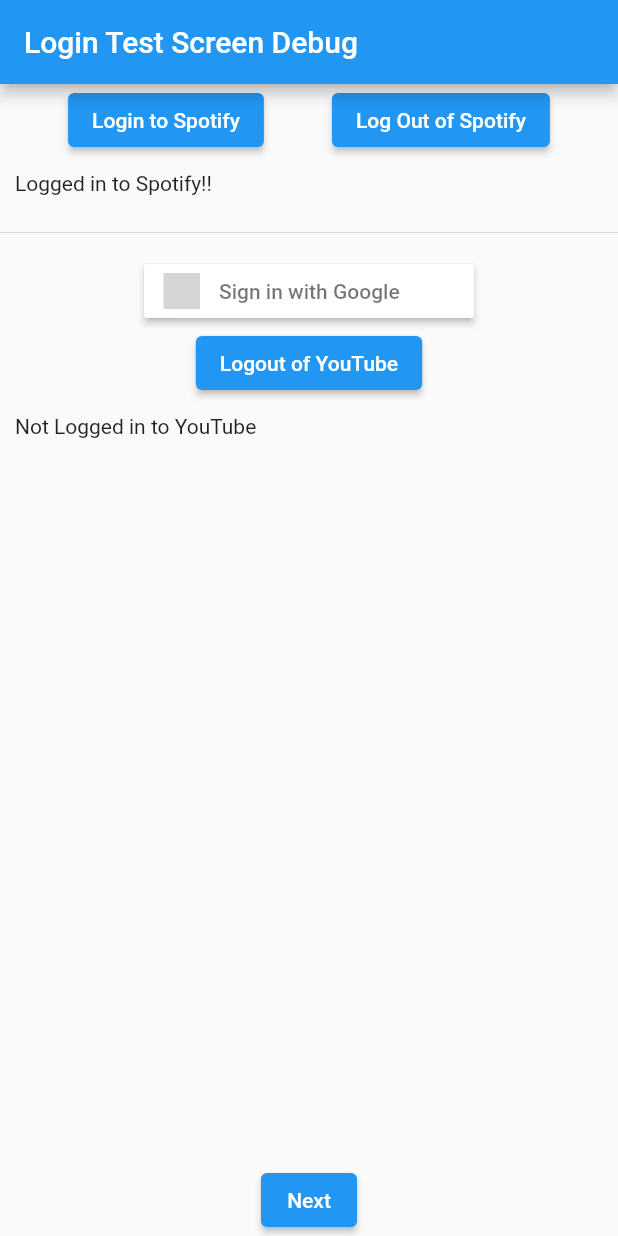
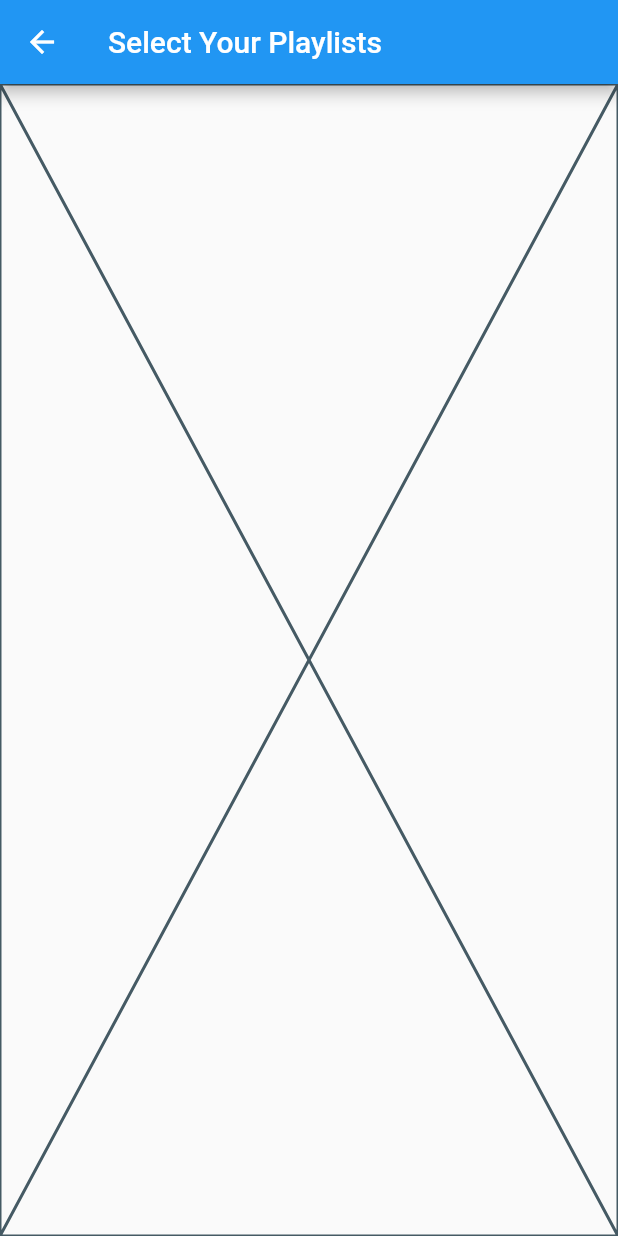
Before and after one commit to ShmokeD/playlist_transfer, a Flutter app: the screen it shows after launch, after a tap on "Next", on a phone screen of 412 x 824 dp. Run offline on Flutter 3.47's test engine with Material 2 defaults, Android fonts, the phone set to English and light mode, and no system bars; our stand-ins replace flutter_signin_button, google_sign_in; missing offline and left inert: oauth2_client; grey boxes are pictures that could not be loaded.

Commit message:
Create spotify playlist object

```diff
--- /dev/null
+++ b/lib/apis/spotify_api/spotify_api_objects/spotify_playlist_object.dart
@@ -0,0 +1,47 @@
+import 'spotify_external_url.dart';
+
+class SpotifyPlaylist {
+  SpotifyPlaylist.fromJson(Map<String, dynamic> json) {
+    description = json['description'] ?? 'No description';
+    external_urls = json['external_urls'];
+    print(json['external_urls']);
+    href = json['href'];
+    id = json['id'];
+    name = json['name'];
+    type = json['type'];
+    uri = json['uri'];
+  }
+
+  String description;
+  String external_urls; //returns only a single url so no need for another obj
+  String href;
+  String id;
+  String name;
+  String type; //Must be returned 'playlist'
+  String uri;
+}
+
+// description
+// The playlist description. Only returned for modified, verified playlists, otherwise null.	String
+// external_urls
+// Known external URLs for this playlist.	ExternalUrlObject
+// href
+// A link to the Web API endpoint providing full details of the playlist.	String
+// id
+// The Spotify ID for the playlist.	String
+// images
+// Images for the playlist. The array may be empty or contain up to three images. The images are returned by size in descending order. See Working with Playlists. Note: If returned, the source URL for the image (url) is temporary and will expire in less than a day.	Array[ImageObject]
+// name
+// The name of the playlist.	String
+// owner
+// The user who owns the playlist	PublicUserObject
+// public
+// The playlist’s public/private status: true the playlist is public, false the playlist is private, null the playlist status is not relevant. For more about public/private status, see Working with Playlists	Boolean
+// snapshot_id
+// The version identifier for the current playlist. Can be supplied in other requests to target a specific playlist version	String
+// tracks
+// A collection containing a link ( href ) to the Web API endpoint where full details of the playlist’s tracks can be retrieved, along with the total number of tracks in the playlist. Note, a track object may be null. This can happen if a track is no longer available.	PlaylistTracksRefObject
+// type
+// The object type: “playlist”	String
+// uri
+// The Spotify URI for the playlist.	String
--- a/lib/apis/spotify_api/spotify_api_objects/spotify_private_user.dart
+++ b/lib/apis/spotify_api/spotify_api_objects/spotify_private_user.dart
@@ -1,5 +1,5 @@
-class PrivateUserObject {
-  PrivateUserObject.fromJson(Map<String, dynamic> json) {
+class SpotifyPrivateUser {
+  SpotifyPrivateUser.fromJson(Map<String, dynamic> json) {
     country = json['country'] ?? 'No Country Found';
     displayName = json['display_name'] ?? 'No Name Provided';
     email = json['email'] ?? 'No Registered email';
--- a/lib/apis/spotify_api/spotify_api_provider.dart
+++ b/lib/apis/spotify_api/spotify_api_provider.dart
@@ -8,6 +8,8 @@ import 'package:oauth2_client/access_token_response.dart';
 import 'package:oauth2_client/oauth2_response.dart';
 
 import 'spotify_oauth_helper.dart';
+import './spotify_api_objects/spotify_external_url.dart';
+import './spotify_api_objects/spotify_playlist_object.dart';
 import './spotify_api_objects/spotify_private_user.dart';
 
 // This Wrapper around helper is created to help in organize requests.
@@ -26,21 +28,28 @@ class SpotifyApi with ChangeNotifier {
     return _response;
   }
 
-  Future<PrivateUserObject> getUserProfile() async {
-    final http.Response resp =
+  Future<SpotifyPrivateUser> getUserProfile() async {
+    final http.Response _resp =
         await _helper.get('https://api.spotify.com/v1/me');
-    return PrivateUserObject.fromJson(jsonDecode(resp.body));
+    return SpotifyPrivateUser.fromJson(jsonDecode(_resp.body));
   }
 
   Stream<String> currentlyPlaying() async* {
     while (true) {
-      final http.Response resp =
+      final http.Response _resp =
           await _helper.get('https://api.spotify.com/v1/me/player');
       await Future<String>.delayed(const Duration(
           seconds:
               5)); //specified type because flutter whines and throws errors and i cant be bothered really
-      yield resp.body.toString();
+      yield _resp.body.toString();
     }
+  }
+
+  Future<SpotifyPlaylist> playlists() async {
+    final http.Response _resp =
+        await _helper.get('https://api.spotify.com/v1/me/playlists');
+
+    return SpotifyPlaylist.fromJson(jsonDecode(_resp.body));
   }
 
   Future<OAuth2Response> revokeLogin() => _helper.revokeLogin();
--- a/lib/main.dart
+++ b/lib/main.dart
@@ -4,6 +4,7 @@ import 'package:playlist_transfer/apis/spotify_api/spotify_api_provider.dart';
 import 'package:provider/provider.dart';
 
 import './screens/login_test_screen.dart';
+import './screens/playlist_select_screen.dart';
 
 void main() {
   runApp(MyApp());
@@ -30,6 +31,10 @@ class MyApp extends StatelessWidget {
           primarySwatch: Colors.blue,
         ),
         home: LoginScreen(),
+        routes: {
+          PlaylistSelectScreen.routeName: (ctx) => PlaylistSelectScreen(),
+          LoginScreen.routeName: (ctx) => LoginScreen()
+        },
       ),
     );
   }
--- a/lib/screens/login_test_screen.dart
+++ b/lib/screens/login_test_screen.dart
@@ -1,7 +1,4 @@
-import 'dart:io';
-
 import 'package:flutter/material.dart';
-import 'package:oauth2_client/access_token_response.dart';
 import 'package:provider/provider.dart';
 
 import '../apis/spotify_api/spotify_api_provider.dart';
@@ -9,7 +6,10 @@ import '../apis/youtube_api/youtube_oauth_helper.dart';
 
 import 'package:flutter_signin_button/flutter_signin_button.dart';
 
+import './playlist_select_screen.dart';
+
 class LoginScreen extends StatefulWidget {
+  static const routeName = '/login';
   @override
   _LoginScreenState createState() => _LoginScreenState();
 }
@@ -90,7 +90,8 @@ class _LoginScreenState extends State<LoginScreen> {
               alignment: Alignment.bottomCenter,
               child: ElevatedButton(
                 child: const Text('Next'),
-                onPressed: () {},
+                onPressed: () => Navigator.of(context)
+                    .pushNamed(PlaylistSelectScreen.routeName),
               ),
             ),
           )
--- /dev/null
+++ b/lib/screens/playlist_select_screen.dart
@@ -0,0 +1,25 @@
+import 'package:flutter/material.dart';
+import 'package:provider/provider.dart';
+
+import '../apis/spotify_api/spotify_api_provider.dart';
+import '../apis/spotify_api/spotify_api_objects/spotify_playlist_object.dart';
+import '../apis/spotify_api/spotify_api_objects/spotify_external_url.dart';
+import '../apis/spotify_api/spotify_api_objects/spotify_private_user.dart';
+
+class PlaylistSelectScreen extends StatelessWidget {
+  static const routeName = '/playlist-select';
+  @override
+  Widget build(BuildContext context) {
+    SpotifyApi _spotifyApi = Provider.of<SpotifyApi>(context);
+
+    _spotifyApi.playlists().then((SpotifyPlaylist value) {
+      print(value.href);
+      print(value.uri);
+    });
+    return Scaffold(
+        appBar: AppBar(
+          title: Text('Select Your Playlists'),
+        ),
+        body: Placeholder());
+  }
+}
```
Also changed, not shown: lib/apis/spotify_api/spotify_api_objects/spotify_external_url.dart (added, +8 -0 lines), lib/apis/spotify_api/spotify_api_objects/spotify_external_url_object.dart (deleted), pubspec.lock, 1 other file.
